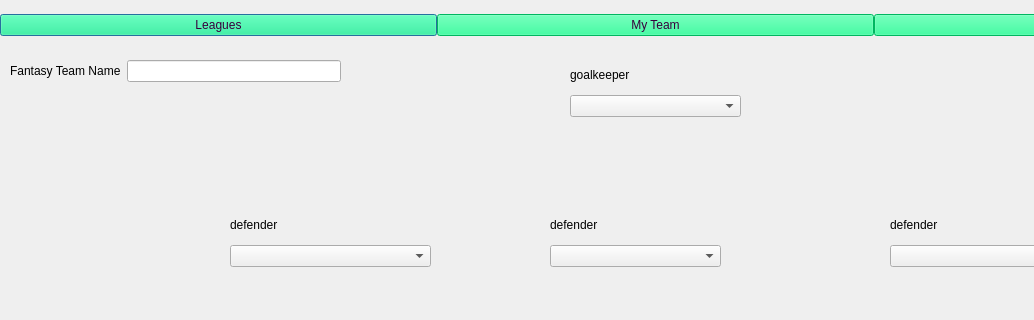
Above: myteam.ui from bolesawny7/FootballFantasy before the change; both pictures show x 0 to 1034 and y 0 to 320 of the 1294 by 859 pixel window. Below: the same form after it.
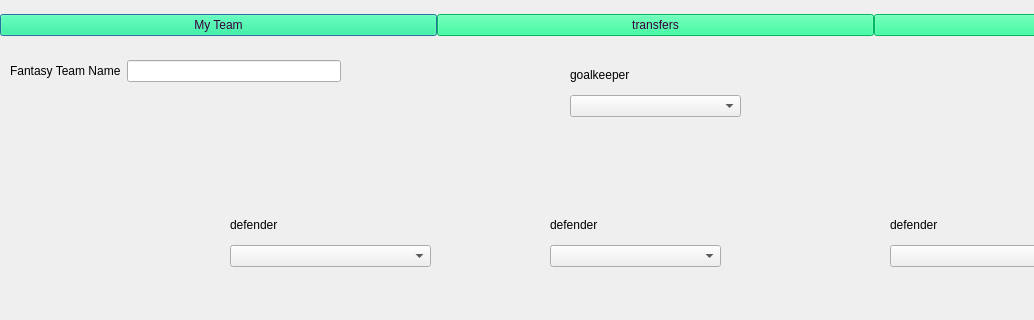
That is the form after the change. Icons and pictures are not drawn.

Diff of the .ui file:
```diff
--- a/myteam.ui
+++ b/myteam.ui
@@ -35,7 +35,7 @@
      <enum>QLayout::SetNoConstraint</enum>
     </property>
     <item>
-     <widget class="QPushButton" name="LeaguesButton">
+     <widget class="QPushButton" name="pushButton_3">
       <property name="styleSheet">
        <string notr="true">
 color: rgb(55, 0, 60);
@@ -43,12 +43,12 @@
 border-radius-top: 20px;</string>
       </property>
       <property name="text">
-       <string>Leagues</string>
+       <string>My Team</string>
       </property>
      </widget>
     </item>
     <item>
-     <widget class="QPushButton" name="pushButton_3">
+     <widget class="QPushButton" name="LeaguesButton">
       <property name="styleSheet">
        <string notr="true">
 color: rgb(55, 0, 60);
@@ -56,7 +56,7 @@
 border-radius-top: 20px;</string>
       </property>
       <property name="text">
-       <string>My Team</string>
+       <string>transfers</string>
       </property>
      </widget>
     </item>
```
